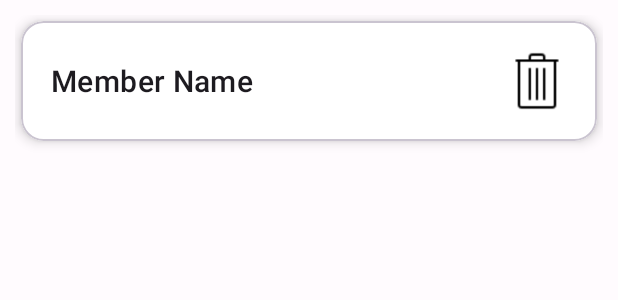
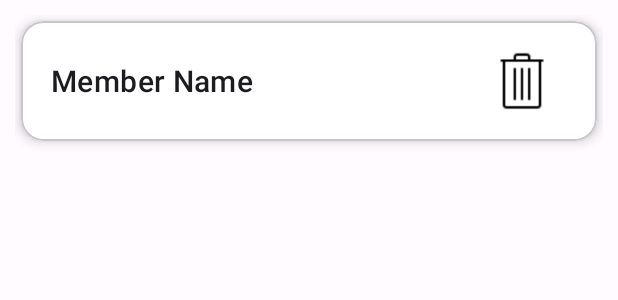
Before and after one commit to BlessedJnr/comp-341-assigment, an Android app: the layout member_card.xml on its own in the app's theme, with its tools: preview values and no code run, on a phone screen of 412 x 824 dp. Shown: the top 300 px of the screen. Run offline under Robolectric (Android 15) with nearby library versions, the phone set to English and light mode, and no system bars.

```diff
--- a/ProductivityApp/app/src/main/res/layout/member_card.xml
+++ b/ProductivityApp/app/src/main/res/layout/member_card.xml
@@ -34,12 +34,12 @@
                 />
             <ImageView
                 android:id="@+id/delete_member"
-                android:layout_width="40dp"
+                android:layout_width="80dp"
                 android:layout_height="40dp"
                 android:layout_alignParentRight="true"
                 android:layout_centerVertical="true"
                 android:layout_alignRight="@+id/member_card_title"
-                android:layout_marginEnd="20dp"
+                android:layout_marginEnd="10dp"
                 android:src="@drawable/trash_2"
 
                 />
```
Also changed, not shown: ProductivityApp/app/src/main/java/com/example/productivityapp/Teams/ViewMembersAdapter.java (+13 -2 lines).
